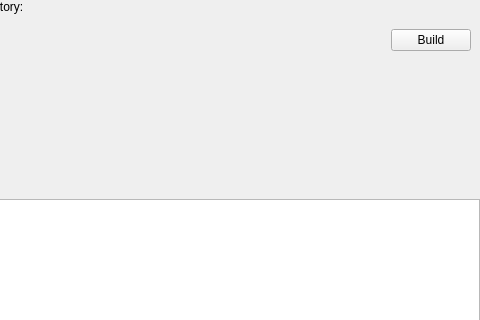
ABBAPOH/qbs-ui, file mainwindow.ui: the form before one commit; both pictures show x 320 to 800 and y 0 to 320 of the 800 by 600 pixel window.
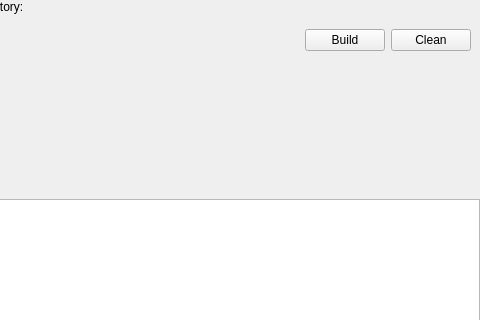
The form after the commit. Custom widgets are drawn as their Qt base class.

```diff
--- a/mainwindow.ui
+++ b/mainwindow.ui
@@ -75,6 +75,13 @@
              </property>
             </widget>
            </item>
+           <item>
+            <widget class="QPushButton" name="cleanButton">
+             <property name="text">
+              <string>Clean</string>
+             </property>
+            </widget>
+           </item>
           </layout>
          </widget>
         </item>
```
